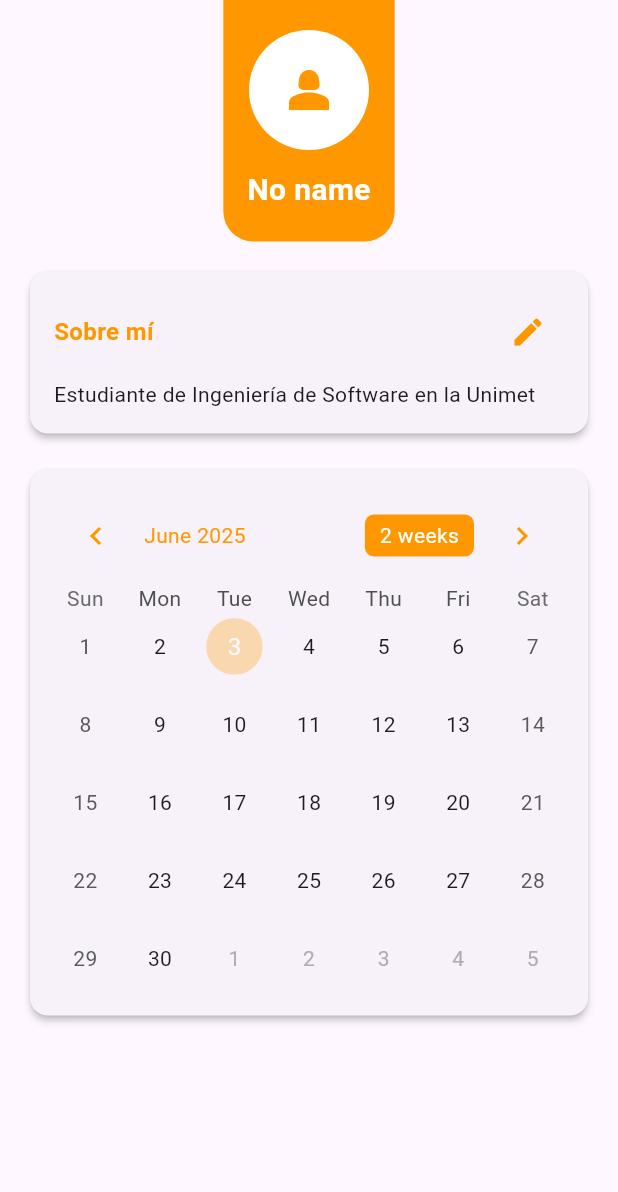
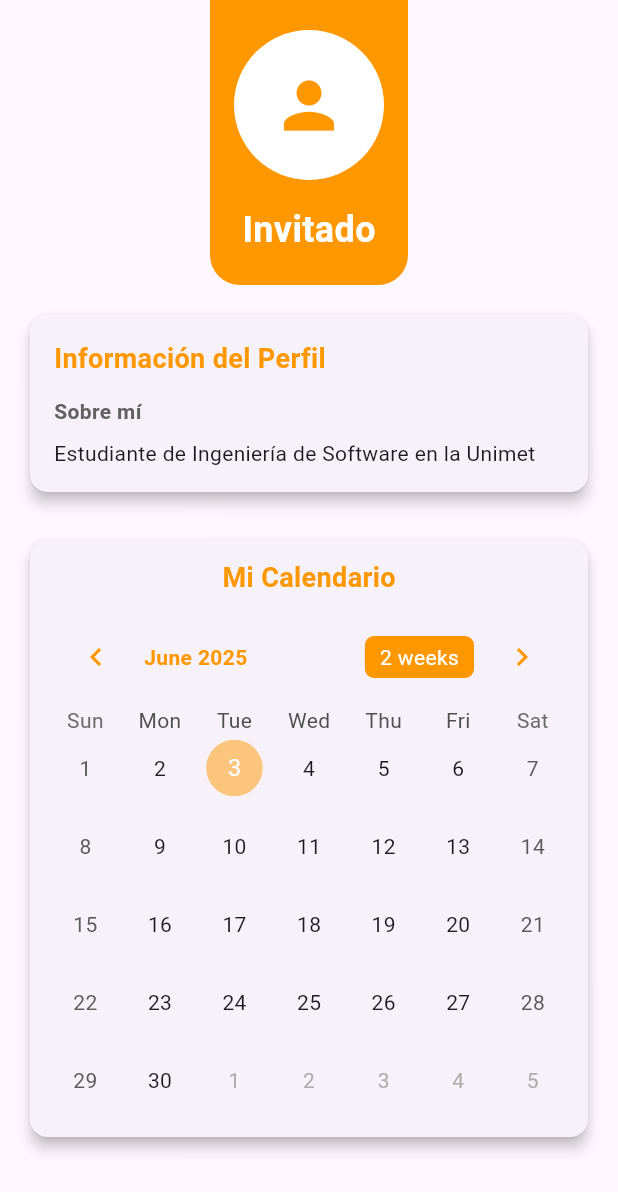
Before and after one commit to Santos2705/flutter_application_2, a Flutter app: the PerfilExample screen opened directly, on a phone screen of 412 x 824 dp. Shown: the top 1192 px of the screen. Run offline on Flutter 3.47's test engine with Material 3 defaults, Android fonts, the phone set to English and light mode, and no system bars; drawn by our look-alikes of table_calendar; our stand-ins replace sqflite; accounts and stored records are empty.

Commit message:
actu perfil

```diff
--- a/lib/perfil_screen.dart
+++ b/lib/perfil_screen.dart
@@ -1,22 +1,24 @@
 import 'package:flutter/material.dart';
 import 'package:table_calendar/table_calendar.dart';
+import 'package:flutter_application_2/database_helper.dart';
 
 class PerfilExample extends StatefulWidget {
-  final String? username; // Nuevo parámetro añadido
+  final String? username;
 
-  const PerfilExample({super.key, this.username}); // Constructor actualizado
+  const PerfilExample({super.key, this.username});
 
   @override
   State<PerfilExample> createState() => _PerfilExampleState();
 }
 
 class _PerfilExampleState extends State<PerfilExample> {
-  // Controladores para los campos editables
   late TextEditingController _nombreController;
-  final TextEditingController _descripcionController = TextEditingController();
+  late TextEditingController _emailController;
+  late TextEditingController _descripcionController;
   bool _editando = false;
+  bool _isLoading = true;
+  Map<String, dynamic>? _userData;
 
-  // Variables para el calendario
   CalendarFormat _calendarFormat = CalendarFormat.month;
   DateTime _focusedDay = DateTime.now();
   DateTime? _selectedDay;
@@ -24,34 +26,122 @@ class _PerfilExampleState extends State<PerfilExample> {
   @override
   void initState() {
     super.initState();
-    // Inicializar el controlador con el username o un valor por defecto
-    _nombreController = TextEditingController(
-      text: widget.username ?? 'No name',
+    _nombreController = TextEditingController();
+    _emailController = TextEditingController();
+    _descripcionController = TextEditingController(text: 'Estudiante de Ingeniería de Software en la Unimet');
+    _loadUserData();
+  }
+
+  Future<void> _loadUserData() async {
+    if (widget.username == null) {
+      setState(() {
+        _isLoading = false;
+        _nombreController.text = 'Invitado';
+      });
+      return;
+    }
+
+    setState(() => _isLoading = true);
+
+    try {
+      final user = await DatabaseHelper.instance.getUser(widget.username!);
+      if (user != null) {
+        setState(() {
+          _userData = user;
+          _nombreController.text = user['username'];
+          _emailController.text = user['email'];
+        });
+      }
+    } catch (e) {
+      print('Error al cargar datos del usuario: $e');
+    } finally {
+      setState(() => _isLoading = false);
+    }
+  }
+
+  Future<void> _updateUserData() async {
+    if (widget.username == null) return;
+
+    if (_nombreController.text.isEmpty || _emailController.text.isEmpty) {
+      _showSnackBar('Nombre y email son obligatorios');
+      return;
+    }
+
+    if (!_emailController.text.contains('@')) {
+      _showSnackBar('Ingrese un email válido');
+      return;
+    }
+
+    setState(() => _isLoading = true);
+
+    try {
+      final db = await DatabaseHelper.instance.database;
+      await db.update(
+        'users',
+        {
+          'username': _nombreController.text,
+          'email': _emailController.text,
+        },
+        where: 'username = ?',
+        whereArgs: [widget.username],
       );
-    _descripcionController.text =
-        'Estudiante de Ingeniería de Software en la Unimet';
+
+      _showSnackBar('Datos actualizados correctamente');
+      _toggleEdicion();
+    } catch (e) {
+      _showSnackBar('Error al actualizar datos: ${e.toString()}');
+    } finally {
+      setState(() => _isLoading = false);
+    }
+  }
+
+  void _toggleEdicion() {
+    setState(() {
+      _editando = !_editando;
+      if (!_editando && widget.username != null) {
+        _updateUserData();
+      }
+    });
+  }
+
+  void _showSnackBar(String message) {
+    ScaffoldMessenger.of(context).showSnackBar(
+      SnackBar(
+        content: Text(message),
+        backgroundColor: Colors.orange,
+      ),
+    );
   }
 
   @override
   void dispose() {
     _nombreController.dispose();
+    _emailController.dispose();
     _descripcionController.dispose();
     super.dispose();
   }
 
-  void _toggleEdicion() {
-    setState(() {
-      _editando = !_editando;
-    });
+  @override
+  Widget build(BuildContext context) {
+    if (_isLoading) {
+      return Scaffold(
+        body: Center(
+          child: Column(
+            mainAxisAlignment: MainAxisAlignment.center,
+            children: [
+              CircularProgressIndicator(),
+              SizedBox(height: 20),
+              Text('Cargando perfil...'),
+            ],
+          ),
+        ),
+      );
     }
 
-  @override
-  Widget build(BuildContext context) {
     return Scaffold(
       body: SingleChildScrollView(
         child: Column(
           children: [
-            // Sección de perfil
             Container(
               padding: const EdgeInsets.symmetric(vertical: 20, horizontal: 16),
               decoration: BoxDecoration(
@@ -63,25 +153,22 @@ class _PerfilExampleState extends State<PerfilExample> {
               ),
               child: Column(
                 children: [
-                  // Foto de perfil
                   const CircleAvatar(
-                    radius: 40,
+                    radius: 50,
                     backgroundColor: Colors.white,
                     child: Icon(
-                      Icons.person_2,
-                      size: 40,
+                      Icons.person,
+                      size: 50,
                       color: Color(0xFFFF9800),
                     ),
                   ),
-                  const SizedBox(height: 12),
-
-                  // Campo de nombre editable
+                  const SizedBox(height: 16),
                   _editando
                       ? TextField(
                           controller: _nombreController,
                           textAlign: TextAlign.center,
                           style: const TextStyle(
-                            fontSize: 20,
+                            fontSize: 24,
                             fontWeight: FontWeight.bold,
                             color: Colors.white,
                           ),
@@ -92,24 +179,45 @@ class _PerfilExampleState extends State<PerfilExample> {
                           ),
                         )
                       : Text(
-                          _nombreController.text.isEmpty
-                              ? 'No name'
-                              : _nombreController.text,
+                          _nombreController.text,
                           style: const TextStyle(
-                            fontSize: 20,
+                            fontSize: 24,
                             fontWeight: FontWeight.bold,
                             color: Colors.white,
                           ),
                         ),
+                  if (widget.username != null) ...[
+                    const SizedBox(height: 8),
+                    _editando
+                        ? TextField(
+                            controller: _emailController,
+                            textAlign: TextAlign.center,
+                            style: const TextStyle(
+                              fontSize: 16,
+                              color: Colors.white,
+                            ),
+                            keyboardType: TextInputType.emailAddress,
+                            decoration: const InputDecoration(
+                              border: InputBorder.none,
+                              hintText: 'Ingresa tu email',
+                              hintStyle: TextStyle(color: Colors.white70),
+                            ),
+                          )
+                        : Text(
+                            _emailController.text,
+                            style: const TextStyle(
+                              fontSize: 16,
+                              color: Colors.white,
+                            ),
+                          ),
+                  ],
                 ],
               ),
             ),
-
-            // Sección de descripción editable
             Padding(
               padding: const EdgeInsets.all(16),
               child: Card(
-                elevation: 2,
+                elevation: 4,
                 shape: RoundedRectangleBorder(
                   borderRadius: BorderRadius.circular(12),
                 ),
@@ -122,13 +230,14 @@ class _PerfilExampleState extends State<PerfilExample> {
                         mainAxisAlignment: MainAxisAlignment.spaceBetween,
                         children: [
                           const Text(
-                            'Sobre mí',
+                            'Información del Perfil',
                             style: TextStyle(
-                              fontSize: 16,
+                              fontSize: 18,
                               fontWeight: FontWeight.bold,
                               color: Color(0xFFFF9800),
                             ),
                           ),
+                          if (widget.username != null) // CORRECCIÓN APLICADA AQUÍ
                             IconButton(
                               icon: Icon(
                                 _editando ? Icons.check : Icons.edit,
@@ -138,33 +247,63 @@ class _PerfilExampleState extends State<PerfilExample> {
                             ),
                         ],
                       ),
+                      const SizedBox(height: 12),
+                      Text(
+                        'Sobre mí',
+                        style: TextStyle(
+                          fontWeight: FontWeight.bold,
+                          color: Colors.grey[700],
+                        ),
+                      ),
                       const SizedBox(height: 8),
                       _editando
                           ? TextField(
                               controller: _descripcionController,
                               maxLines: 3,
-                              decoration: const InputDecoration(
-                                border: OutlineInputBorder(),
-                                hintText: 'Escribe tu descripción',
+                              decoration: InputDecoration(
+                                border: OutlineInputBorder(
+                                  borderRadius: BorderRadius.circular(8),
+                                ),
+                                hintText: 'Describe algo sobre ti',
                               ),
                             )
                           : Text(
-                              _descripcionController.text.isEmpty
-                                  ? 'No description'
-                                  : _descripcionController.text,
+                              _descripcionController.text,
                               style: const TextStyle(fontSize: 14),
                             ),
+                      if (widget.username != null) ...[
+                        const SizedBox(height: 16),
+                        Text(
+                          'Detalles de la cuenta',
+                          style: TextStyle(
+                            fontWeight: FontWeight.bold,
+                            color: Colors.grey[700],
+                          ),
+                        ),
+                        const SizedBox(height: 8),
+                        ListTile(
+                          contentPadding: EdgeInsets.zero,
+                          leading: Icon(Icons.person, color: Colors.orange),
+                          title: Text('Nombre de usuario'),
+                          subtitle: Text(widget.username!),
+                        ),
+                        if (_userData != null)
+                          ListTile(
+                            contentPadding: EdgeInsets.zero,
+                            leading: Icon(Icons.email, color: Colors.orange),
+                            title: Text('Email registrado'),
+                            subtitle: Text(_userData!['email']),
+                          ),
+                      ],
                     ],
                   ),
                 ),
               ),
             ),
-
-            // Calendario
             Padding(
-              padding: const EdgeInsets.symmetric(horizontal: 16),
+              padding: const EdgeInsets.symmetric(horizontal: 16, vertical: 8),
               child: Card(
-                elevation: 2,
+                elevation: 4,
                 shape: RoundedRectangleBorder(
                   borderRadius: BorderRadius.circular(12),
                 ),
@@ -172,16 +311,24 @@ class _PerfilExampleState extends State<PerfilExample> {
                   padding: const EdgeInsets.all(12),
                   child: Column(
                     children: [
+                      const Text(
+                        'Mi Calendario',
+                        style: TextStyle(
+                          fontSize: 18,
+                          fontWeight: FontWeight.bold,
+                          color: Color(0xFFFF9800),
+                        ),
+                      ),
+                      const SizedBox(height: 8),
                       TableCalendar(
-                        firstDay: DateTime.now().subtract(
-                          const Duration(days: 180),
-                        ),
-                        lastDay: DateTime.now().add(const Duration(days: 180)),
+                        firstDay: DateTime.now().subtract(const Duration(days: 365)),
+                        lastDay: DateTime.now().add(const Duration(days: 365)),
                         focusedDay: _focusedDay,
                         calendarFormat: _calendarFormat,
                         headerStyle: HeaderStyle(
                           titleTextStyle: const TextStyle(
                             color: Color(0xFFFF9800),
+                            fontWeight: FontWeight.bold,
                           ),
                           formatButtonTextStyle: const TextStyle(
                             color: Colors.white,
@@ -201,7 +348,7 @@ class _PerfilExampleState extends State<PerfilExample> {
                         ),
                         calendarStyle: CalendarStyle(
                           todayDecoration: BoxDecoration(
-                            color: const Color(0xFFFF9800).withOpacity(0.3),
+                            color: const Color(0xFFFF9800).withOpacity(0.5),
                             shape: BoxShape.circle,
                           ),
                           selectedDecoration: const BoxDecoration(
@@ -209,8 +356,7 @@ class _PerfilExampleState extends State<PerfilExample> {
                             shape: BoxShape.circle,
                           ),
                         ),
-                        selectedDayPredicate: (day) =>
-                            isSameDay(_selectedDay, day),
+                        selectedDayPredicate: (day) => isSameDay(_selectedDay, day),
                         onDaySelected: (selectedDay, focusedDay) {
                           setState(() {
                             _selectedDay = selectedDay;
```
Lines whose indentation alone changed are shown as unchanged.
